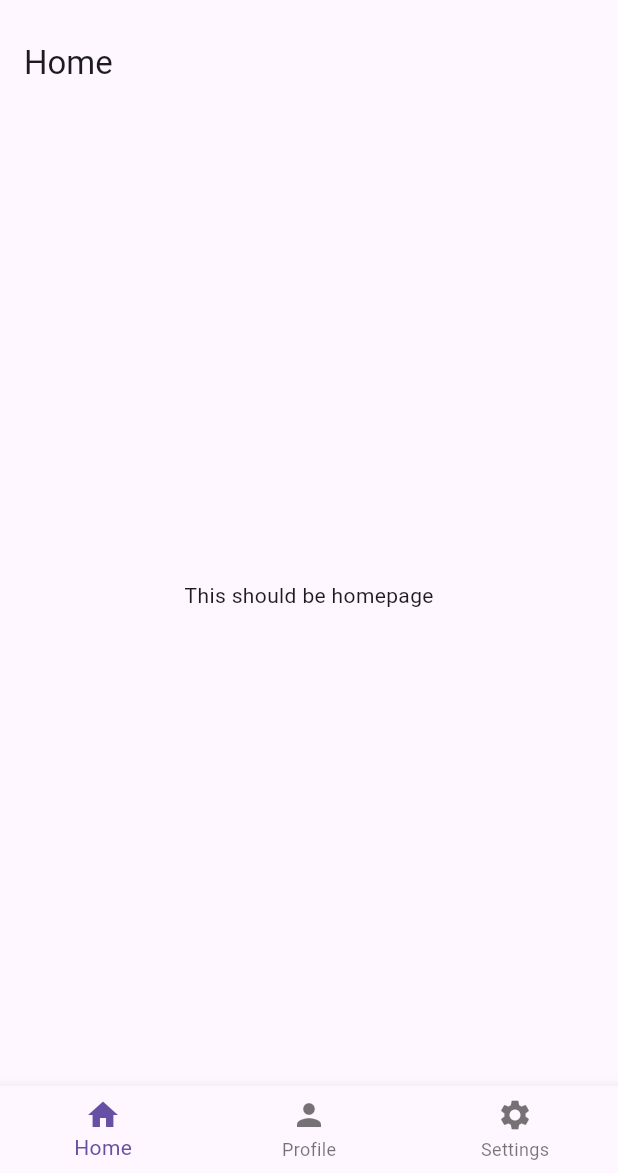
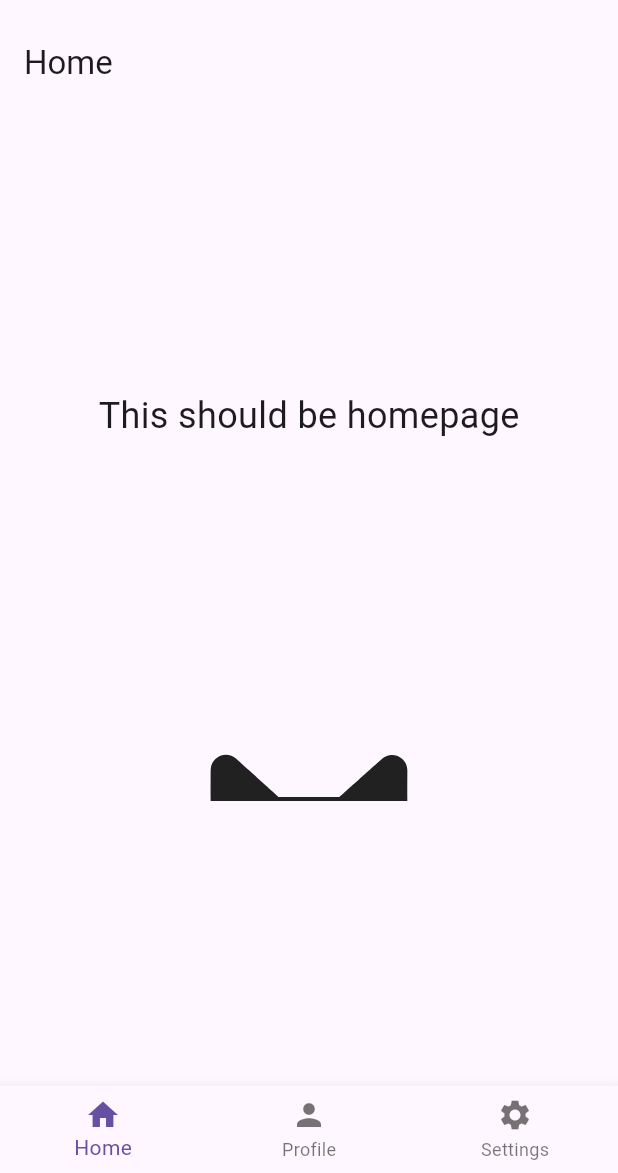
Before and after one commit to SanjaZagers/Flutter-project, a Flutter app: the screen it shows after launch, on a phone screen of 412 x 824 dp, the part 63-1236 px from its top. Run offline on Flutter 3.47's test engine with Material 3 defaults, Android fonts, the light colour scheme and no system bars; our stand-ins replace flutter_slidable, geocoding, geolocator, hive, hive_flutter, lottie; accounts and stored records are empty.

Commit message:
added cat animation to Homepage

```diff
--- a/lib/pages/home_page.dart
+++ b/lib/pages/home_page.dart
@@ -1,4 +1,5 @@
 import 'package:flutter/material.dart';
+import 'package:lottie/lottie.dart';
 
 class HomePage extends StatelessWidget {
   const HomePage({super.key});
@@ -6,9 +7,25 @@ class HomePage extends StatelessWidget {
   @override
   Widget build(BuildContext context) {
     return Scaffold(
-        appBar: AppBar(title: const Text("Home")),
-        body: const Center(
-          child: Text("This should be homepage"),
-        ));
+      appBar: AppBar(title: const Text("Home")),
+      body: Center(
+        child: Column(
+          mainAxisAlignment: MainAxisAlignment.center,
+          children: [
+            Text(
+              "This should be homepage",
+              style: TextStyle(fontSize: 24),
+            ),
+            SizedBox(height: 20),
+            Lottie.asset(
+              'assets/cat.json',
+              width: 200,
+              height: 220,
+              fit: BoxFit.cover,
+            ),
+          ],
+        ),
+      ),
+    );
   }
 }
--- a/pubspec.yaml
+++ b/pubspec.yaml
@@ -67,6 +67,7 @@ flutter:
     - assets/rain.json
     - assets/sunny.json
     - assets/thunder.json
+    - assets/cat.json
   # To add assets to your application, add an assets section, like this:
   # assets:
   #   - images/a_dot_burr.jpeg
```
Also changed, not shown: assets/cat.json (added, +1 -0 lines).
